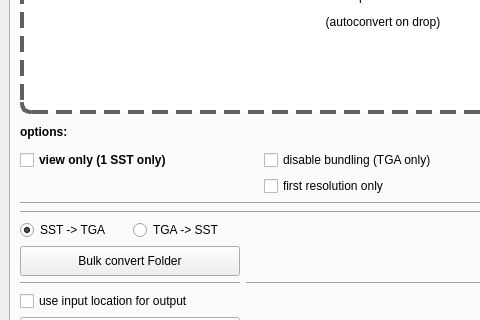
EE-modders/Empire-Earth-Studio-2, file src/lib/mainWindow.ui: the form before one commit; both pictures show x 0 to 480 and y 207 to 527 of the 766 by 644 pixel window.
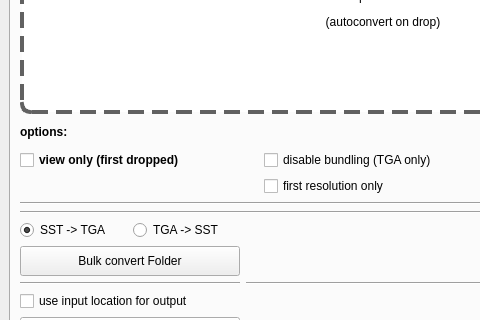
The form after the commit. Custom widgets are drawn as their Qt base class.

Patch:
```diff
--- a/src/lib/mainWindow.ui
+++ b/src/lib/mainWindow.ui
@@ -360,7 +360,7 @@
              </font>
             </property>
             <property name="text">
-             <string>view only (1 SST only)</string>
+             <string>view only (first dropped)</string>
             </property>
             <property name="checked">
              <bool>false</bool>
```
